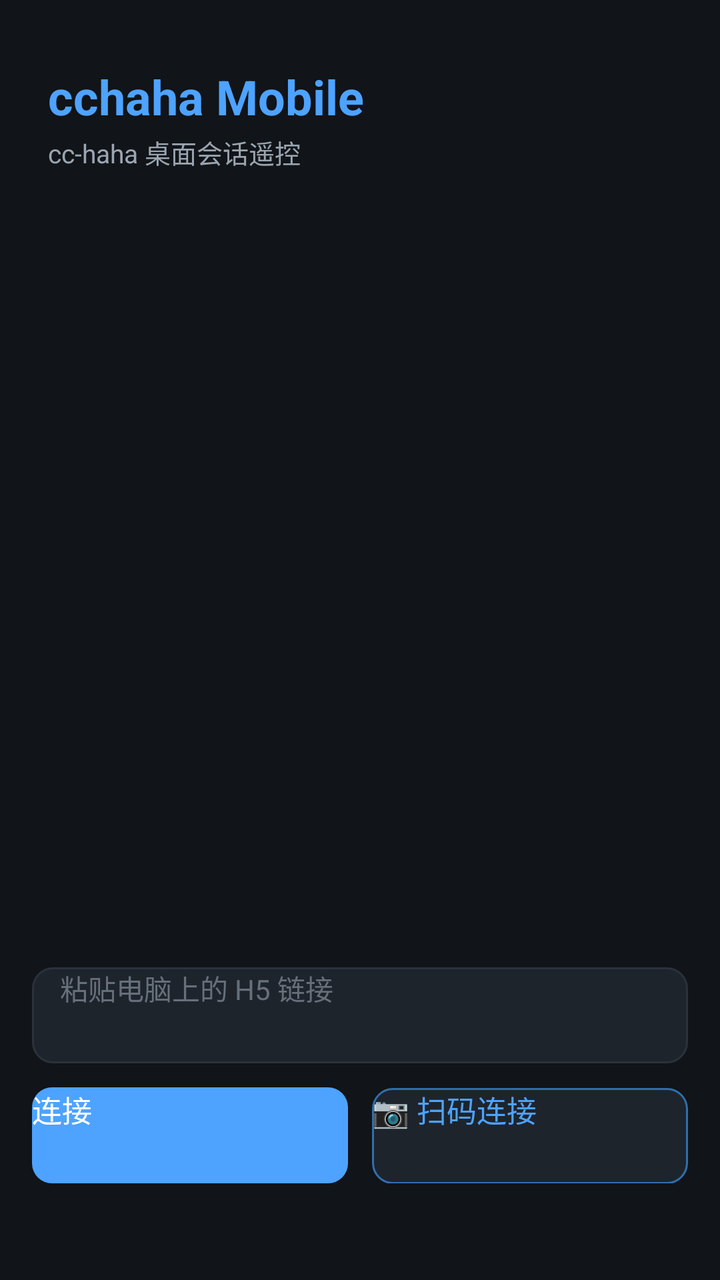
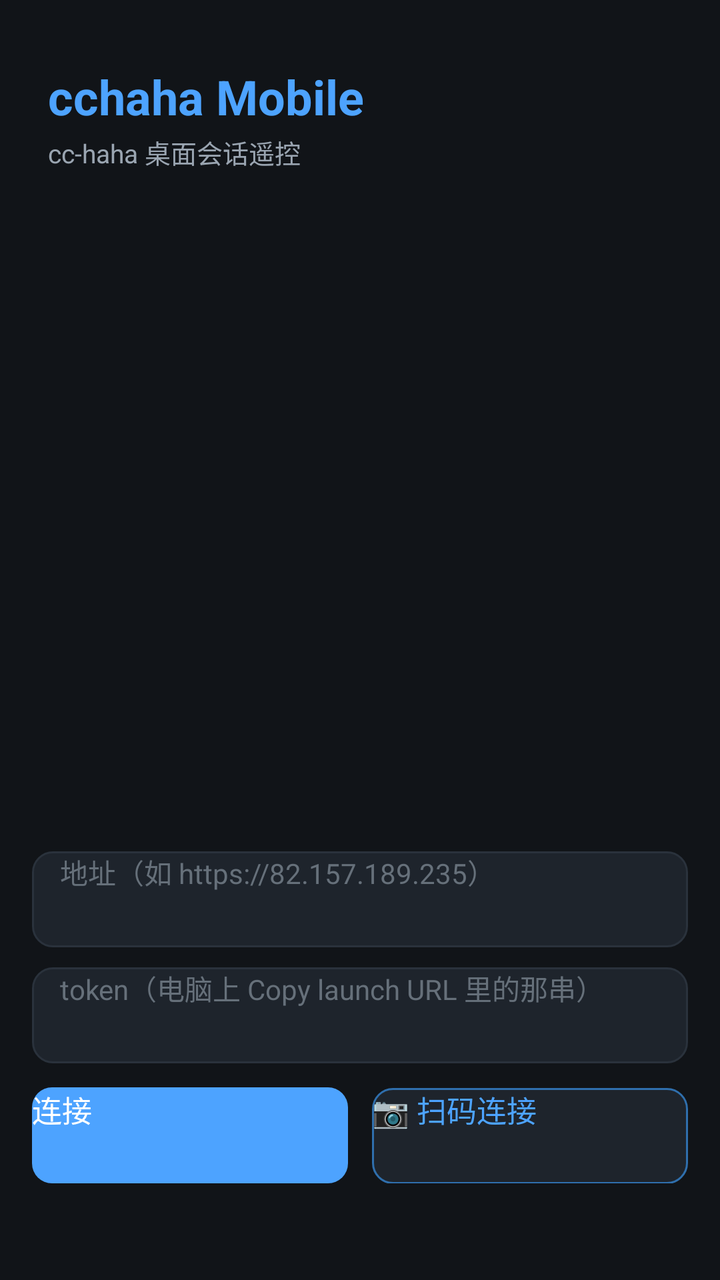

Before-and-after screenshots of an Android layout around one commit, followed by the original layout XML and the change that was made.
<!-- AndroidManifest.xml: application theme AppTheme -->
<!-- res/layout/activity_setup.xml -->
<?xml version="1.0" encoding="utf-8"?>
<LinearLayout xmlns:android="http://schemas.android.com/apk/res/android"
    android:layout_width="match_parent"
    android:layout_height="match_parent"
    android:orientation="vertical"
    android:background="#111418">

    <TextView
        android:layout_width="wrap_content"
        android:layout_height="wrap_content"
        android:layout_marginTop="32dp"
        android:layout_marginStart="24dp"
        android:text="@string/app_name"
        android:textColor="#4DA3FF"
        android:textSize="24sp"
        android:textStyle="bold" />

    <TextView
        android:layout_width="wrap_content"
        android:layout_height="wrap_content"
        android:layout_marginStart="24dp"
        android:layout_marginTop="2dp"
        android:text="@string/setup_subtitle"
        android:textColor="#9AA5B1"
        android:textSize="13sp" />

    
    <ListView
        android:id="@+id/host_list"
        android:layout_width="match_parent"
        android:layout_height="0dp"
        android:layout_weight="1"
        android:layout_marginTop="16dp"
        android:divider="#1E242C"
        android:dividerHeight="1dp"
        android:paddingStart="16dp"
        android:paddingEnd="16dp" />

    
    <LinearLayout
        android:layout_width="match_parent"
        android:layout_height="wrap_content"
        android:orientation="vertical"
        android:padding="16dp">

        <EditText
            android:id="@+id/setup_url"
            android:layout_width="match_parent"
            android:layout_height="48dp"
            android:background="@drawable/url_bg"
            android:paddingStart="14dp"
            android:paddingEnd="14dp"
            android:textColor="#E6E6E6"
            android:textColorHint="#66707A"
            android:textSize="14sp"
            android:singleLine="true"
            android:inputType="textUri"
            android:imeOptions="actionGo"
            android:hint="@string/url_hint" />

        <LinearLayout
            android:layout_width="match_parent"
            android:layout_height="wrap_content"
            android:layout_marginTop="12dp"
            android:orientation="horizontal">

            <Button
                android:id="@+id/setup_add"
                android:layout_width="0dp"
                android:layout_height="48dp"
                android:layout_weight="1"
                android:text="@string/action_connect"
                android:textSize="15sp"
                android:background="@drawable/btn_primary"
                android:textColor="#FFFFFF" />

            <Button
                android:id="@+id/setup_scan"
                android:layout_width="0dp"
                android:layout_height="48dp"
                android:layout_weight="1"
                android:layout_marginStart="12dp"
                android:text="@string/action_scan"
                android:textSize="15sp"
                android:background="@drawable/btn_secondary"
                android:textColor="#4DA3FF" />
        </LinearLayout>

        <TextView
            android:id="@+id/setup_hint"
            android:layout_width="match_parent"
            android:layout_height="wrap_content"
            android:layout_marginTop="16dp"
            android:textSize="12sp"
            android:textColor="#66707A"
            android:lineSpacingExtra="4dp" />
    </LinearLayout>
</LinearLayout>
<!-- resources referenced by this layout -->
<resources>
  <!-- drawable btn_primary (drawable) -->
  <?xml version="1.0" encoding="utf-8"?>
  <shape xmlns:android="http://schemas.android.com/apk/res/android" android:shape="rectangle">
      <solid android:color="#4DA3FF" />
      <corners android:radius="10dp" />
  </shape>
  <!-- drawable btn_secondary (drawable) -->
  <?xml version="1.0" encoding="utf-8"?>
  <shape xmlns:android="http://schemas.android.com/apk/res/android" android:shape="rectangle">
      <solid android:color="#1E242C" />
      <corners android:radius="10dp" />
      <stroke android:width="1dp" android:color="#2F6FAD" />
  </shape>
  <!-- drawable url_bg (drawable) -->
  <?xml version="1.0" encoding="utf-8"?>
  <shape xmlns:android="http://schemas.android.com/apk/res/android" android:shape="rectangle">
      <solid android:color="#1E242C" />
      <corners android:radius="10dp" />
      <stroke android:width="1dp" android:color="#2A323C" />
  </shape>
  <string name="action_connect">连接</string>
  <string name="action_scan">📷 扫码连接</string>
  <string name="app_name">cchaha Mobile</string>
  <string name="setup_subtitle">cc-haha 桌面会话遥控</string>
  <string name="url_hint">粘贴电脑上的 H5 链接</string>
  <style name="AppTheme" parent="android:Theme.Material.NoActionBar">
          <item name="android:windowBackground">#111418</item>
          <item name="android:colorAccent">#4DA3FF</item>
      </style>
</resources>

<!-- the commit's change to res/layout/activity_setup.xml (unified diff, before → after) -->
@@ -55,8 +55,24 @@
             android:textSize="14sp"
             android:singleLine="true"
             android:inputType="textUri"
+            android:imeOptions="actionNext"
+            android:hint="@string/url_hint" />
+
+        <EditText
+            android:id="@+id/setup_token"
+            android:layout_width="match_parent"
+            android:layout_height="48dp"
+            android:layout_marginTop="10dp"
+            android:background="@drawable/url_bg"
+            android:paddingStart="14dp"
+            android:paddingEnd="14dp"
+            android:textColor="#E6E6E6"
+            android:textColorHint="#66707A"
+            android:textSize="14sp"
+            android:singleLine="true"
+            android:inputType="text"
             android:imeOptions="actionGo"
-            android:hint="@string/url_hint" />
+            android:hint="@string/token_hint" />
 
         <LinearLayout
             android:layout_width="match_parent"
<!-- resource entries referenced after the edit -->
@@ -24,7 +24,8 @@
   <string name="action_scan">📷 扫码连接</string>
   <string name="app_name">cchaha Mobile</string>
   <string name="setup_subtitle">cc-haha 桌面会话遥控</string>
-  <string name="url_hint">粘贴电脑上的 H5 链接</string>
+  <string name="token_hint">token（电脑上 Copy launch URL 里的那串）</string>
+  <string name="url_hint">地址（如 https://82.157.189.235）</string>
   <style name="AppTheme" parent="android:Theme.Material.NoActionBar">
           <item name="android:windowBackground">#111418</item>
           <item name="android:colorAccent">#4DA3FF</item>
